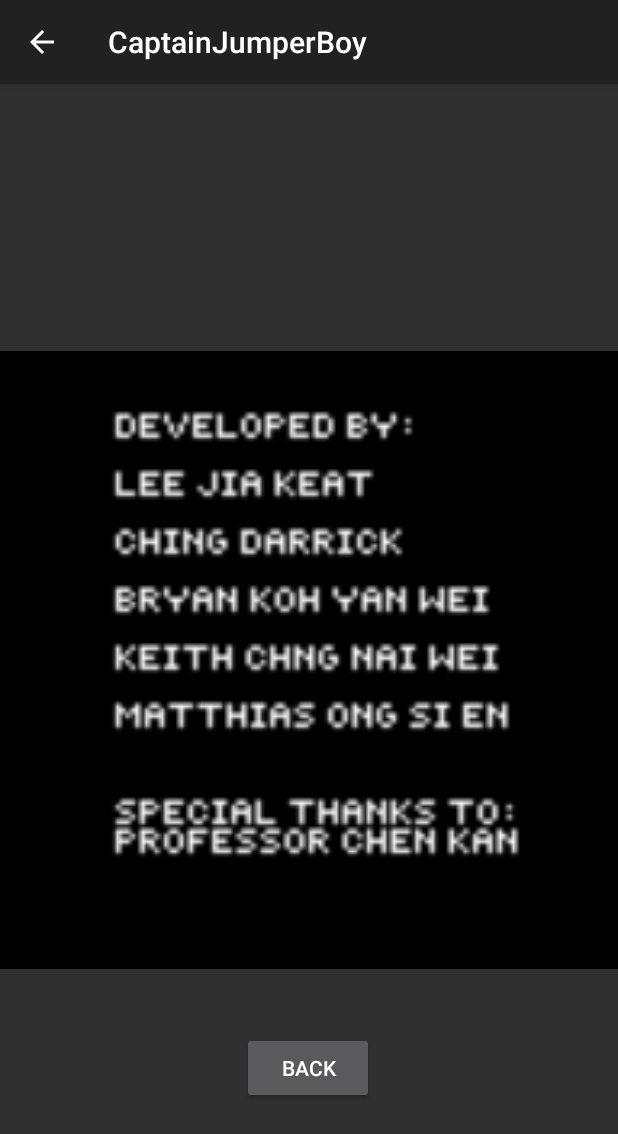
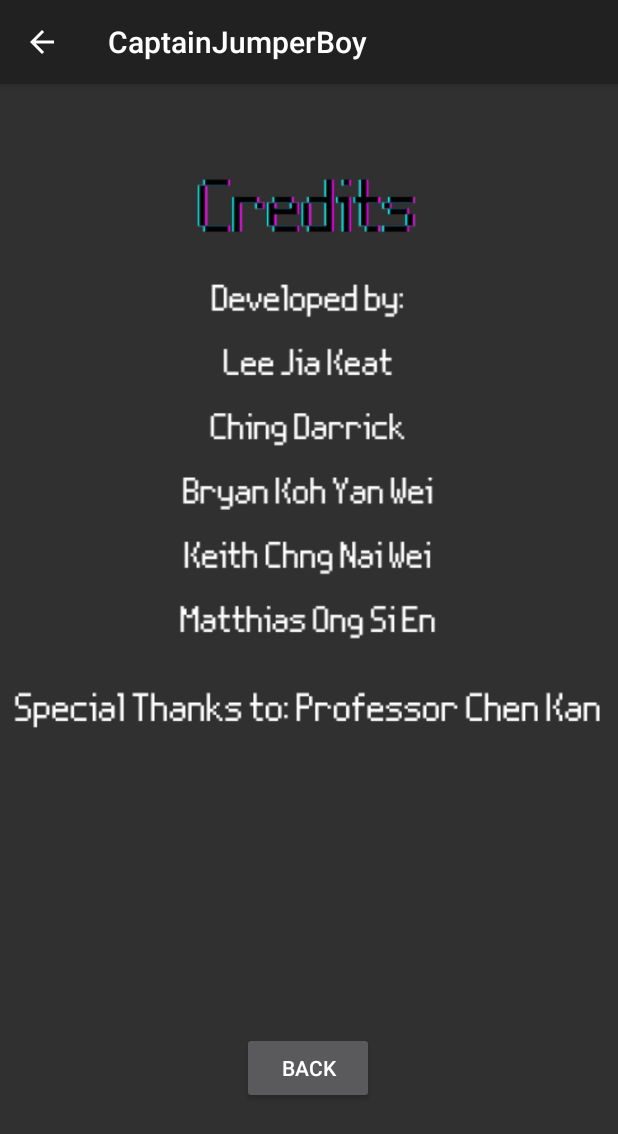
Before and after one commit to ksxjltze/captain_jumper_boy, an Android app: the CreditsActivity screen opened directly, with no data from a screen before it, on a phone screen of 412 x 824 dp. Shown: the top 1134 px of the screen. Run offline under Robolectric (Android 15) with nearby library versions, the phone set to English and light mode, and no system bars.

Commit message:
update credits transparency and resolution

```diff
--- a/app/src/main/res/layout/activity_credits.xml
+++ b/app/src/main/res/layout/activity_credits.xml
@@ -8,10 +8,11 @@
     <ImageView
         android:id="@+id/creditsView"
         android:layout_width="match_parent"
-        android:layout_height="match_parent"
-        app:srcCompat="@drawable/credits"
-        tools:layout_editor_absoluteX="-128dp"
-        tools:layout_editor_absoluteY="0dp" />
+        android:layout_height="wrap_content"
+        app:layout_constraintEnd_toEndOf="parent"
+        app:layout_constraintStart_toStartOf="parent"
+        app:layout_constraintTop_toTopOf="parent"
+        app:srcCompat="@drawable/credits" />
 
     <Button
         android:id="@+id/backBtn"
```
Also changed, not shown: app/src/main/res/drawable/credits.png.
